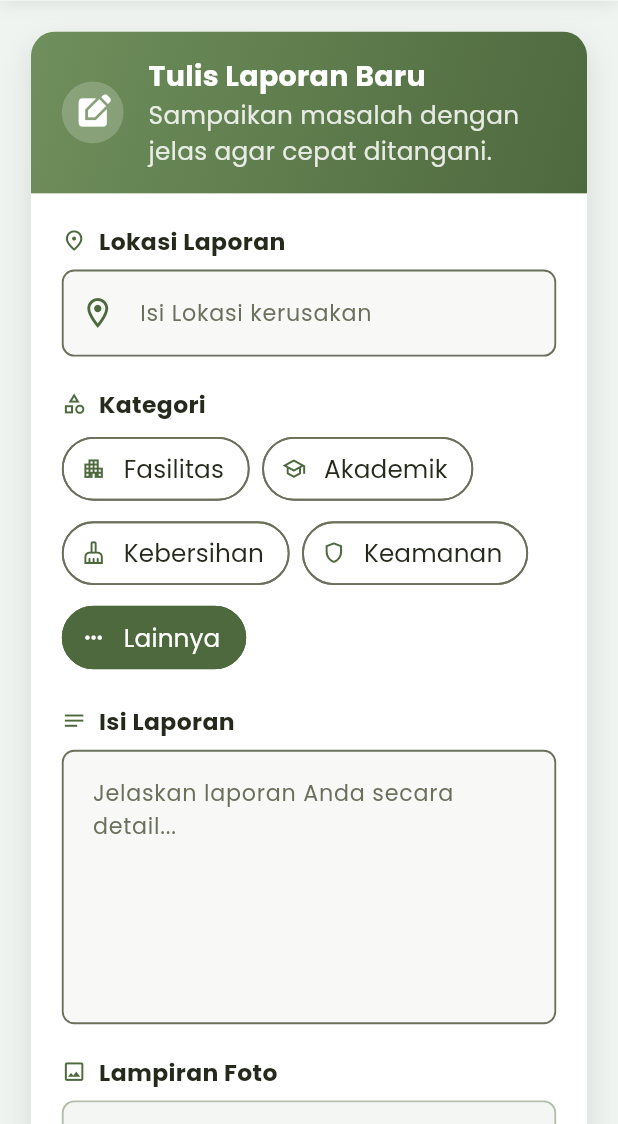
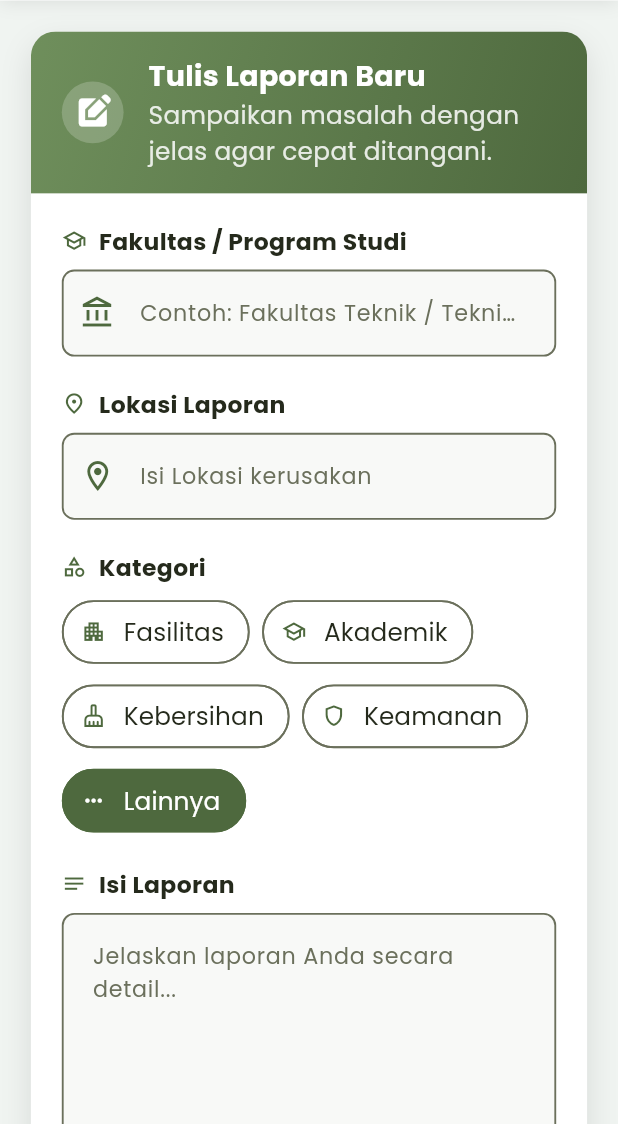
Before and after one commit to luthfiahhasibuan/LaporKampus, a Flutter app: the ReportPage screen opened by its route, on a phone screen of 412 x 824 dp, the part 112-1236 px from its top. Run offline on Flutter 3.47's test engine with Material 3 defaults, Android fonts, the phone set to English and light mode, and no system bars; our stand-ins replace image_picker; accounts and stored records are empty.

Commit message:
Menambah form fakultas/prodi di halaman buat laporan

```diff
--- a/lib/models/report_data.dart
+++ b/lib/models/report_data.dart
@@ -8,6 +8,7 @@ class ReportStatus {
 }
 
 class ReportData {
+  final String faculty;
   final String title;
   final String category;
   final String description;
@@ -21,6 +22,7 @@ class ReportData {
   DateTime? respondedAt;
 
   ReportData({
+    required this.faculty,
     required this.title,
     required this.category,
     required this.description,
--- a/lib/pages/my_report_page.dart
+++ b/lib/pages/my_report_page.dart
@@ -1,7 +1,6 @@
 import 'package:flutter/material.dart';
 import 'package:provider/provider.dart';
 
-import '../models/report_data.dart';
 import '../providers/report_provider.dart';
 import '../utils/app_theme.dart';
 import '../utils/responsive.dart';
--- a/lib/pages/report_page.dart
+++ b/lib/pages/report_page.dart
@@ -26,6 +26,7 @@ class ReportPage extends StatefulWidget {
 }
 
 class _ReportPageState extends State<ReportPage> {
+  final _facultyController = TextEditingController();
   final _titleController = TextEditingController();
   final _descriptionController = TextEditingController();
   final _picker = ImagePicker();
@@ -39,6 +40,7 @@ class _ReportPageState extends State<ReportPage> {
 
   @override
   void dispose() {
+    _facultyController.dispose();
     _titleController.dispose();
     _descriptionController.dispose();
     super.dispose();
@@ -120,6 +122,7 @@ class _ReportPageState extends State<ReportPage> {
 
   void _resetForm() {
     setState(() {
+      _facultyController.clear();
       _titleController.clear();
       _descriptionController.clear();
       _selectedCategory = 'Lainnya';
@@ -129,9 +132,14 @@ class _ReportPageState extends State<ReportPage> {
   }
 
   void _submitReport() {
+    final faculty = _facultyController.text.trim();
     final title = _titleController.text.trim();
     final description = _descriptionController.text.trim();
 
+    if (title.isEmpty || faculty.isEmpty || description.isEmpty) {
+      _showMessage('Lokasi, fakultas/prodi, dan isi laporan wajib diisi!');
+      return;
+    }
     // Validasi formulir.
     if (title.isEmpty || description.isEmpty) {
       _showMessage('Judul dan isi laporan wajib diisi!');
@@ -140,6 +148,7 @@ class _ReportPageState extends State<ReportPage> {
 
     context.read<ReportProvider>().addReport(
       ReportData(
+        faculty: faculty,
         title: title,
         category: _selectedCategory,
         description: description,
@@ -204,6 +213,21 @@ class _ReportPageState extends State<ReportPage> {
       child: Column(
         crossAxisAlignment: CrossAxisAlignment.start,
         children: [
+          //fakultas
+          _label(r, Icons.school_outlined, 'Fakultas / Program Studi'),
+          TextField(
+            controller: _facultyController,
+            style: AppTextStyles.regular(r.font(4)),
+            keyboardType: TextInputType.text,
+            textCapitalization: TextCapitalization.words,
+            decoration: appInputDecoration(
+              r,
+              hint: 'Contoh: Fakultas Teknik / Teknik Informatika',
+              icon: Icons.account_balance_outlined,
+            ),
+          ),
+          SizedBox(height: r.pad),
+
           // Lokasi
           _label(r, Icons.place_outlined, 'Lokasi Laporan'),
           TextField(
```
Also changed, not shown: lib/pages/report_detail_page.dart (+10 -1 lines).
